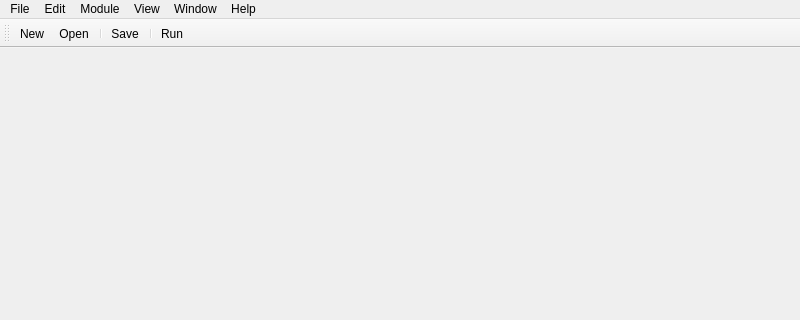
Before: the Qt Designer form src/bp/Tools/IDE/ui/blitzprog-ide.ui in akyoto/flua, drawn with Qt 5; both pictures show x 0 to 800 and y 0 to 320 of the 800 by 600 pixel window.
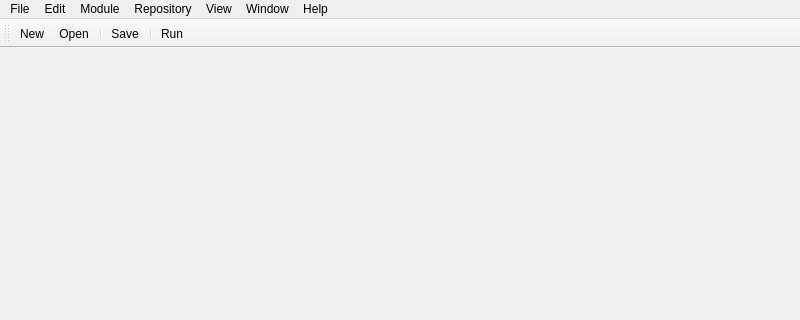
After: the same form once the commit is applied. Icons and pictures are not drawn.

```diff
--- a/src/bp/Tools/IDE/ui/blitzprog-ide.ui
+++ b/src/bp/Tools/IDE/ui/blitzprog-ide.ui
@@ -25,7 +25,7 @@
      <x>0</x>
      <y>0</y>
      <width>800</width>
-     <height>26</height>
+     <height>21</height>
     </rect>
    </property>
    <widget class="QMenu" name="menuFile">
@@ -100,9 +100,17 @@
     </property>
     <addaction name="actionToggleFullscreen"/>
    </widget>
+   <widget class="QMenu" name="menuRepository">
+    <property name="title">
+     <string>Repository</string>
+    </property>
+    <addaction name="actionRepositoryList"/>
+    <addaction name="actionConnectWithGitHub"/>
+   </widget>
    <addaction name="menuFile"/>
    <addaction name="menuEdit"/>
    <addaction name="menuModule"/>
+   <addaction name="menuRepository"/>
    <addaction name="menuView"/>
    <addaction name="menuWindows"/>
    <addaction name="menuHelp"/>
```
Left out of the diff: 12 changed lines with no effect on the pictures.
